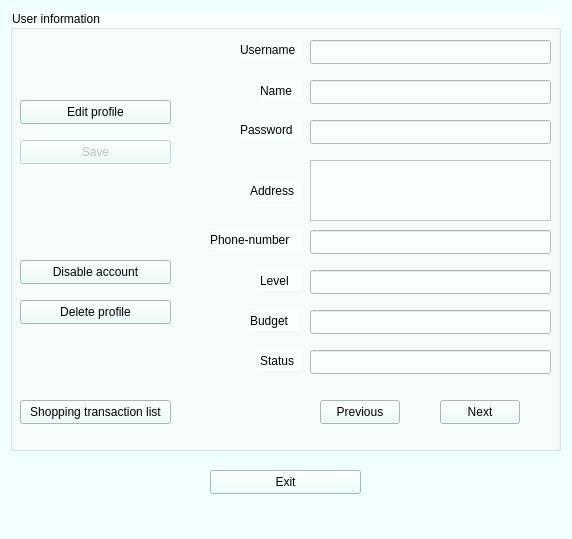
Before: the Qt Designer form Login_And_Admin/admin.ui in AP-projects-4001/esm-nadarim, drawn with Qt 5.
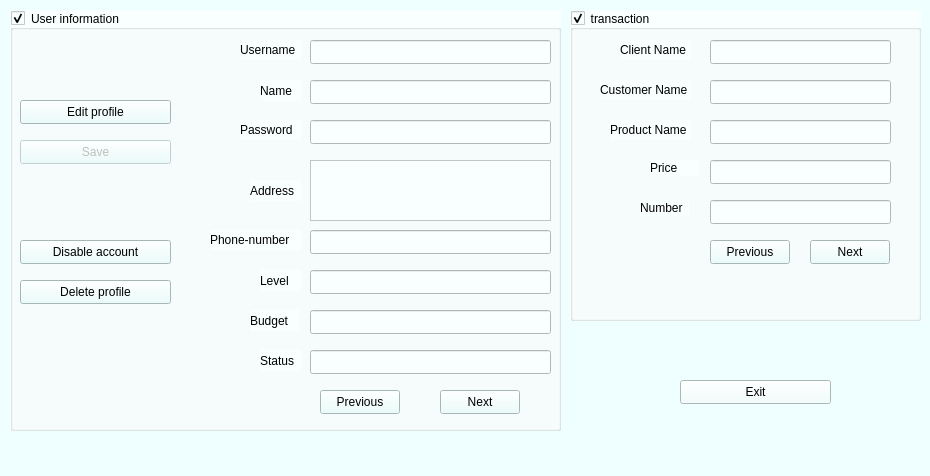
After: the same form once the commit is applied.

Commit message: added search and filter classes ,added transaction

```diff
--- a/Login_And_Admin/admin.ui
+++ b/Login_And_Admin/admin.ui
@@ -6,20 +6,20 @@
    <rect>
     <x>0</x>
     <y>0</y>
-    <width>572</width>
-    <height>539</height>
+    <width>930</width>
+    <height>476</height>
    </rect>
   </property>
   <property name="minimumSize">
    <size>
-    <width>572</width>
-    <height>539</height>
+    <width>930</width>
+    <height>476</height>
    </size>
   </property>
   <property name="maximumSize">
    <size>
-    <width>572</width>
-    <height>539</height>
+    <width>940</width>
+    <height>490</height>
    </size>
   </property>
   <property name="windowTitle">
@@ -35,7 +35,7 @@
       <x>10</x>
       <y>10</y>
       <width>551</width>
-      <height>441</height>
+      <height>421</height>
      </rect>
     </property>
     <property name="styleSheet">
@@ -45,6 +45,9 @@
     <property name="title">
      <string>User information</string>
     </property>
+    <property name="checkable">
+     <bool>true</bool>
+    </property>
     <widget class="QLineEdit" name="lineEdit">
      <property name="geometry">
       <rect>
@@ -146,7 +149,7 @@
      <property name="geometry">
       <rect>
        <x>430</x>
-       <y>390</y>
+       <y>380</y>
        <width>80</width>
        <height>24</height>
       </rect>
@@ -168,7 +171,7 @@
      <property name="geometry">
       <rect>
        <x>310</x>
-       <y>390</y>
+       <y>380</y>
        <width>80</width>
        <height>24</height>
       </rect>
@@ -184,7 +187,7 @@
      <property name="geometry">
       <rect>
        <x>10</x>
-       <y>290</y>
+       <y>270</y>
        <width>151</width>
        <height>24</height>
       </rect>
@@ -361,22 +364,6 @@
       <string>Status</string>
      </property>
     </widget>
-    <widget class="QPushButton" name="pushButton_3">
-     <property name="geometry">
-      <rect>
-       <x>10</x>
-       <y>390</y>
-       <width>151</width>
-       <height>24</height>
-      </rect>
-     </property>
-     <property name="styleSheet">
-      <string notr="true">background-color: rgb(230, 255, 253);</string>
-     </property>
-     <property name="text">
-      <string>Shopping transaction list</string>
-     </property>
-    </widget>
     <widget class="QTextEdit" name="textEdit">
      <property name="geometry">
       <rect>
@@ -394,7 +381,7 @@
      <property name="geometry">
       <rect>
        <x>10</x>
-       <y>250</y>
+       <y>230</y>
        <width>151</width>
        <height>24</height>
       </rect>
@@ -407,18 +394,199 @@
      </property>
     </widget>
    </widget>
+   <widget class="QGroupBox" name="groupBox_2">
+    <property name="geometry">
+     <rect>
+      <x>570</x>
+      <y>10</y>
+      <width>351</width>
+      <height>311</height>
+     </rect>
+    </property>
+    <property name="styleSheet">
+     <string notr="true">background-color: rgb(249, 255, 254);</string>
+    </property>
+    <property name="title">
+     <string>transaction</string>
+    </property>
+    <property name="checkable">
+     <bool>true</bool>
+    </property>
+    <widget class="QLineEdit" name="lineEdit_8">
+     <property name="geometry">
+      <rect>
+       <x>140</x>
+       <y>30</y>
+       <width>181</width>
+       <height>24</height>
+      </rect>
+     </property>
+     <property name="readOnly">
+      <bool>true</bool>
+     </property>
+    </widget>
+    <widget class="QLineEdit" name="lineEdit_9">
+     <property name="geometry">
+      <rect>
+       <x>140</x>
+       <y>70</y>
+       <width>181</width>
+       <height>24</height>
+      </rect>
+     </property>
+     <property name="readOnly">
+      <bool>true</bool>
+     </property>
+    </widget>
+    <widget class="QLineEdit" name="lineEdit_10">
+     <property name="geometry">
+      <rect>
+       <x>140</x>
+       <y>110</y>
+       <width>181</width>
+       <height>24</height>
+      </rect>
+     </property>
+     <property name="readOnly">
+      <bool>true</bool>
+     </property>
+    </widget>
+    <widget class="QLineEdit" name="lineEdit_11">
+     <property name="geometry">
+      <rect>
+       <x>140</x>
+       <y>150</y>
+       <width>181</width>
+       <height>24</height>
+      </rect>
+     </property>
+     <property name="readOnly">
+      <bool>true</bool>
+     </property>
+    </widget>
+    <widget class="QLineEdit" name="lineEdit_12">
+     <property name="geometry">
+      <rect>
+       <x>140</x>
+       <y>190</y>
+       <width>181</width>
+       <height>24</height>
+      </rect>
+     </property>
+     <property name="readOnly">
+      <bool>true</bool>
+     </property>
+    </widget>
+    <widget class="QLabel" name="label_9">
+     <property name="geometry">
+      <rect>
+       <x>50</x>
+       <y>30</y>
+       <width>71</width>
+       <height>20</height>
+      </rect>
+     </property>
+     <property name="text">
+      <string>Client Name</string>
+     </property>
+    </widget>
+    <widget class="QLabel" name="label_10">
+     <property name="geometry">
+      <rect>
+       <x>30</x>
+       <y>70</y>
+       <width>91</width>
+       <height>20</height>
+      </rect>
+     </property>
+     <property name="text">
+      <string>Customer Name</string>
+     </property>
+    </widget>
+    <widget class="QLabel" name="label_11">
+     <property name="geometry">
+      <rect>
+       <x>40</x>
+       <y>110</y>
+       <width>81</width>
+       <height>20</height>
+      </rect>
+     </property>
+     <property name="text">
+      <string>Product Name</string>
+     </property>
+    </widget>
+    <widget class="QLabel" name="label_12">
+     <property name="geometry">
+      <rect>
+       <x>80</x>
+       <y>150</y>
+       <width>49</width>
+       <height>16</height>
+      </rect>
+     </property>
+     <property name="text">
+      <string>Price</string>
+     </property>
+    </widget>
+    <widget class="QLabel" name="label_13">
+     <property name="geometry">
+      <rect>
+       <x>70</x>
+       <y>190</y>
+       <width>49</width>
+       <height>16</height>
+      </rect>
+     </property>
+     <property name="text">
+      <string>Number</string>
+     </property>
+    </widget>
+    <widget class="QPushButton" name="pushButton_9">
+     <property name="geometry">
+      <rect>
+       <x>240</x>
+       <y>230</y>
+       <width>80</width>
+       <height>24</height>
+      </rect>
+     </property>
+     <property name="styleSheet">
+      <string notr="true">background-color: rgb(230, 255, 253);</string>
+     </property>
+     <property name="text">
+      <string>Next</string>
+     </property>
+    </widget>
+    <widget class="QPushButton" name="pushButton_10">
+     <property name="geometry">
+      <rect>
+       <x>140</x>
+       <y>230</y>
+       <width>80</width>
+       <height>24</height>
+      </rect>
+     </property>
+     <property name="styleSheet">
+      <string notr="true">background-color: rgb(230, 255, 253);</string>
+     </property>
+     <property name="text">
+      <string>Previous</string>
+     </property>
+    </widget>
+   </widget>
    <widget class="QPushButton" name="pushButton_6">
     <property name="geometry">
      <rect>
-      <x>210</x>
-      <y>470</y>
+      <x>680</x>
+      <y>380</y>
       <width>151</width>
       <height>24</height>
      </rect>
     </property>
     <property name="styleSheet">
      <string notr="true">font: 700 9pt &quot;Segoe UI&quot;;
-background-color: rgb(230, 255, 253);</string>
+</string>
     </property>
     <property name="text">
      <string>Exit</string>
```
Left out of the diff: 2 changed lines with no effect on the pictures. The commit also changes 16 other files.
